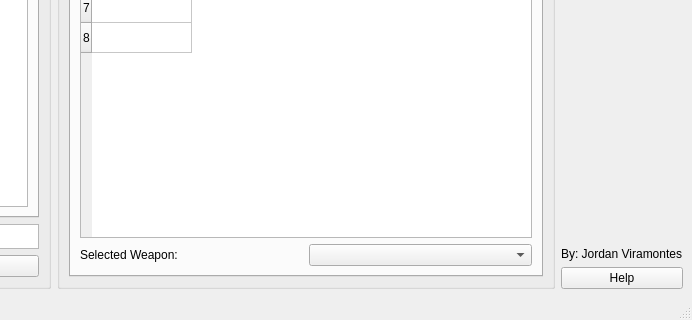
Qt form mainwindow.ui (JordanViramontes/Cave-Story-Profile-Manager) before a commit; both pictures show x 308 to 1000 and y 280 to 600 of the 1000 by 600 pixel window.
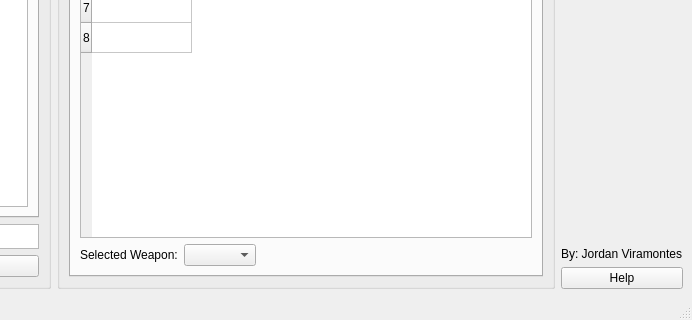
The same form after that commit.

What changed in the file:
```diff
--- a/mainwindow.ui
+++ b/mainwindow.ui
@@ -273,6 +273,19 @@
                    <item>
                     <widget class="QComboBox" name="selectedWeaponCombo"/>
                    </item>
+                   <item>
+                    <spacer name="horizontalSpacer">
+                     <property name="orientation">
+                      <enum>Qt::Orientation::Horizontal</enum>
+                     </property>
+                     <property name="sizeHint" stdset="0">
+                      <size>
+                       <width>40</width>
+                       <height>20</height>
+                      </size>
+                     </property>
+                    </spacer>
+                   </item>
                   </layout>
                  </item>
                 </layout>
```
